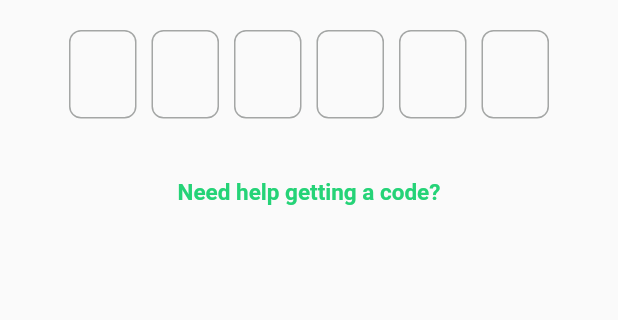
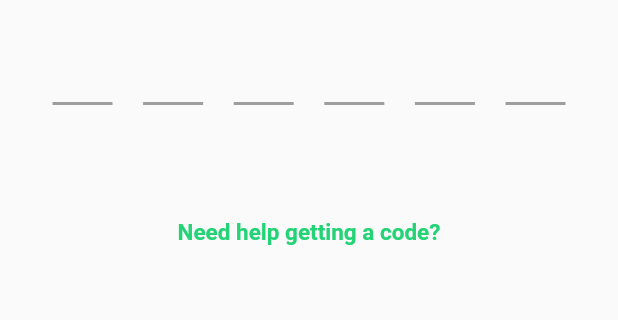
Before and after one commit to deyanzcoding/Whatsapp-Clone, a Flutter app: the OtpVerificationScreen screen opened directly, on a phone screen of 412 x 824 dp, the part 520-840 px from its top. Run offline on Flutter 3.47's test engine with Material 3 defaults, Android fonts, the phone set to English and light mode, and no system bars; drawn by our look-alikes of pin_code_fields; our stand-ins replace country_code_picker.

Commit message:
complete otp verification screen

```diff
--- a/lib/Screens/onboarding/otp_verification_screen.dart
+++ b/lib/Screens/onboarding/otp_verification_screen.dart
@@ -1,4 +1,5 @@
 import 'package:flutter/material.dart';
+import 'package:pin_code_fields/pin_code_fields.dart';
 import 'package:whatsapp_clone/Widgets/ui_helper.dart';
 
 class OtpVerificationScreen extends StatefulWidget {
@@ -65,27 +66,26 @@ class _OtpVerificationScreenState extends State<OtpVerificationScreen> {
             SizedBox(height: 20),
 
             //otp-field
-        Row(
-          mainAxisAlignment: MainAxisAlignment.center,
-          children: List.generate(6, (index) {
-            return Container(
-              width: 45,
-              margin: EdgeInsets.symmetric(horizontal: 5),
-              child: TextFormField(
-                keyboardType: TextInputType.number,
-                textAlign: TextAlign.center,
-                maxLength: 1, // only 1 digit
-                decoration: InputDecoration(
-                  counterText: "", // hide counter below
-                  border: OutlineInputBorder(
-                    borderRadius: BorderRadius.circular(8),
-                  ),
+             Padding(
+               padding: const EdgeInsets.symmetric(horizontal: 15.0),
+               child: PinCodeTextField(
+                 appContext: context,
+                 length: 6,
+                 keyboardType: TextInputType.number,
+                 onChanged: (value) {
+                   print(value);
+                 },
+                 pinTheme: PinTheme(
+                   shape: PinCodeFieldShape.underline, // 👈 underline style
+                   fieldHeight: 50,
+                   fieldWidth: 40,
+                   activeColor: Color(0xff25d366),
+                   selectedColor: Color(0xff25d366),
+                   inactiveColor: Colors.grey,
                 ),
-              ),
-            );
-          })
-        ),
-            SizedBox(height: 40),
+                           ),
+             ),
+            SizedBox(height: 60),
 
             UiHelper.CustomText(text: 'Need help getting a code?', height: 15, fontweight: FontWeight.w600, color: Color(0xff25d377)),
           ],
--- a/pubspec.yaml
+++ b/pubspec.yaml
@@ -37,6 +37,7 @@ dependencies:
   cupertino_icons: ^1.0.8
   country_code_picker: ^3.4.0
   country_picker: ^2.0.27
+  pin_code_fields: ^8.0.1
 
 dev_dependencies:
   flutter_test:
```
Also changed, not shown: pubspec.lock.
